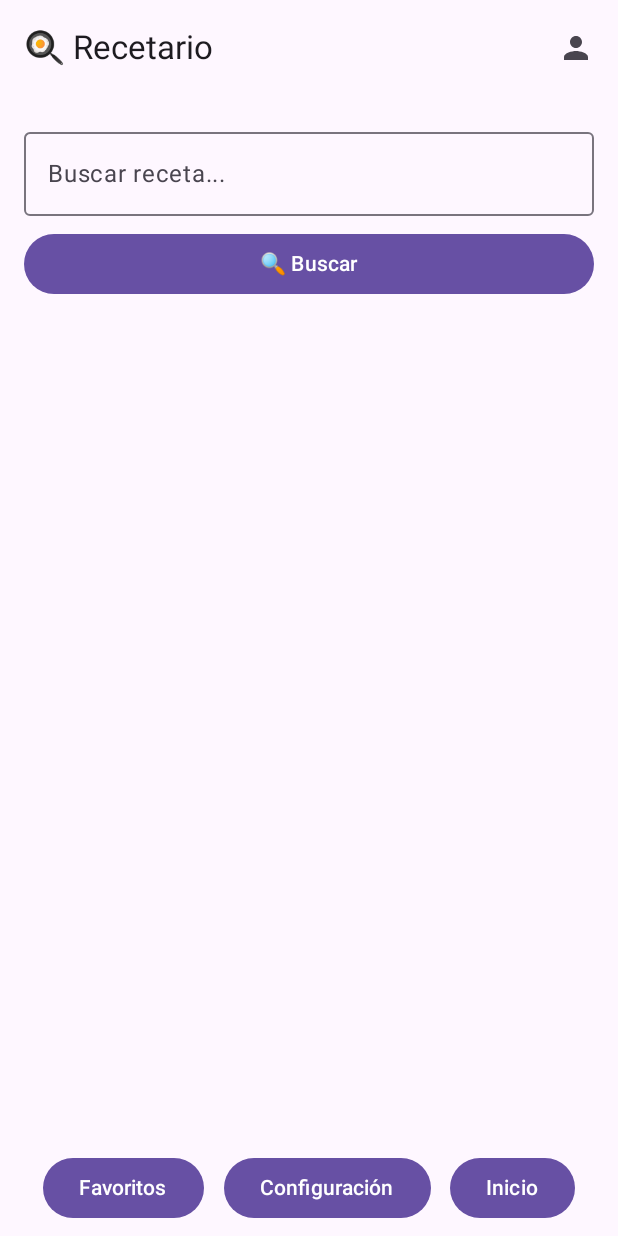
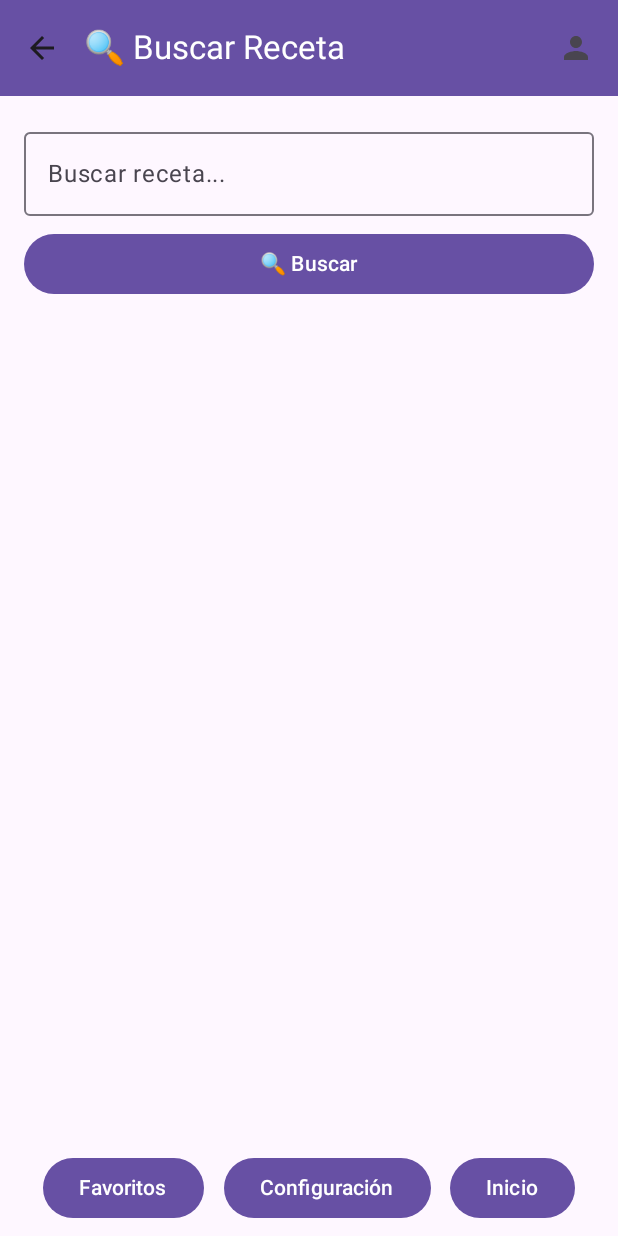
Before and after one commit to r78jhj78/CamCook_v1, an Android app built with Jetpack Compose: the RecetasScreen screen opened through its navigation route, on a phone screen of 412 x 824 dp. Run offline under Robolectric (Android 15) with nearby library versions, the light colour scheme and no system bars; our stand-ins replace Firebase (no records; nobody signed in at launch, a user with empty details on screens opened directly); pictures from the network do not load.

Commit message:
Completo en visualización del popup, cabio de la interfaz con 3 botones simples para el consumo de la api de roboflow, incremento en tiempo real, busqueda semi-perfecta. Falta en el boton de busqueda de recetas volver al inicio de las recetas en RecetasScreen.kt

```diff
--- a/app/src/main/java/com/example/pruebafastapiconbuscadorylikes/ui/screens/RecetasScreen.kt
+++ b/app/src/main/java/com/example/pruebafastapiconbuscadorylikes/ui/screens/RecetasScreen.kt
@@ -11,6 +11,7 @@ import androidx.compose.foundation.lazy.LazyListState
 import androidx.compose.foundation.lazy.items
 import androidx.compose.foundation.lazy.rememberLazyListState
 import androidx.compose.material.icons.Icons
+import androidx.compose.material.icons.automirrored.filled.ArrowBack
 import androidx.compose.material.icons.filled.ExpandMore
 import androidx.compose.material.icons.filled.ExpandLess
 import androidx.compose.material3.Button
@@ -60,7 +61,7 @@ fun SmallTopAppBar(
         )
     )
 }
-
+@OptIn(ExperimentalMaterial3Api::class)
 @Composable
 fun RecetasScreen(
     viewModel: RecetasViewModel,
@@ -69,7 +70,124 @@ fun RecetasScreen(
     onGoToProfile: () -> Unit,
     onGoToFavorites: () -> Unit,
     onGoToSettings: () -> Unit,
-    onGoBackToInicio: () -> Unit
+    onGoBackToInicio: () -> Unit // Este se usará para volver al inicio
+) {
+    val recetas by viewModel.recetas.collectAsState()
+    val isLoading by viewModel.isLoading.collectAsState()
+    var query by remember { mutableStateOf("") }
+    val listState = rememberSaveable(saver = LazyListState.Saver) {
+        LazyListState()
+    }
+
+    LaunchedEffect(recetas) {
+        if (recetas.isEmpty()) {
+            viewModel.escucharTodasRecetas()
+        }
+    }
+
+    Scaffold(
+        topBar = {
+            TopAppBar(
+                title = { Text("🔍 Buscar Receta") },
+                navigationIcon = {
+                    IconButton(onClick = {
+                        // Limpiar búsqueda y volver a recetas completas
+                        query = ""
+                        viewModel.escucharTodasRecetas()
+                        onGoBackToInicio()
+                    }) {
+                        Icon(Icons.AutoMirrored.Filled.ArrowBack, contentDescription = "Volver")
+                    }
+                },
+                actions = {
+                    IconButton(onClick = onGoToProfile) {
+                        Icon(
+                            imageVector = Icons.Default.Person,
+                            contentDescription = "Perfil"
+                        )
+                    }
+                },
+                colors = TopAppBarDefaults.topAppBarColors(
+                    containerColor = MaterialTheme.colorScheme.primary,
+                    titleContentColor = MaterialTheme.colorScheme.onPrimary
+                )
+            )
+        },
+        bottomBar = {
+            Row(
+                modifier = Modifier
+                    .fillMaxWidth()
+                    .padding(vertical = 8.dp, horizontal = 16.dp),
+                horizontalArrangement = Arrangement.SpaceEvenly
+            ) {
+                Button(onClick = onGoToFavorites) {
+                    Text("Favoritos")
+                }
+                Button(onClick = onGoToSettings) {
+                    Text("Configuración")
+                }
+                Button(onClick = onGoBackToInicio) {
+                    Text("Inicio")
+                }
+            }
+        }
+    ) { padding ->
+        Column(
+            modifier = Modifier
+                .padding(padding)
+                .padding(16.dp)
+                .fillMaxSize()
+        ) {
+            OutlinedTextField(
+                value = query,
+                onValueChange = { query = it },
+                label = { Text("Buscar receta...") },
+                modifier = Modifier.fillMaxWidth()
+            )
+
+            Spacer(modifier = Modifier.height(8.dp))
+
+            Button(
+                onClick = { viewModel.buscarRecetas(query) },
+                modifier = Modifier.fillMaxWidth()
+            ) {
+                Text("🔍 Buscar")
+            }
+
+            Spacer(modifier = Modifier.height(12.dp))
+
+            if (isLoading) {
+                Box(modifier = Modifier.fillMaxSize(), contentAlignment = Alignment.Center) {
+                    CircularProgressIndicator()
+                }
+            } else {
+                LazyColumn(state = listState) {
+                    items(recetas) { receta ->
+                        RecetaCard(
+                            receta = receta,
+                            onLike = { viewModel.darLike(receta.id, userId) },
+                            onClick = {
+                                viewModel.sumarVistaReceta(receta.id)
+                                onRecetaClick(receta)
+                            }
+                        )
+                    }
+                }
+            }
+        }
+    }
+}
+
+/*
+@Composable
+fun RecetasScreen(
+    viewModel: RecetasViewModel,
+    userId: String,
+    onRecetaClick: (Receta) -> Unit,
+    onGoToProfile: () -> Unit,
+    onGoToFavorites: () -> Unit,
+    onGoToSettings: () -> Unit,
+    onGoBackToInicio: () -> Unit,
 ) {
     val recetas by viewModel.recetas.collectAsState()
     val isLoading by viewModel.isLoading.collectAsState()
@@ -162,7 +280,7 @@ fun RecetasScreen(
         }
     }
 }
-
+*/
 
 
 @OptIn(ExperimentalMaterial3Api::class)
```
